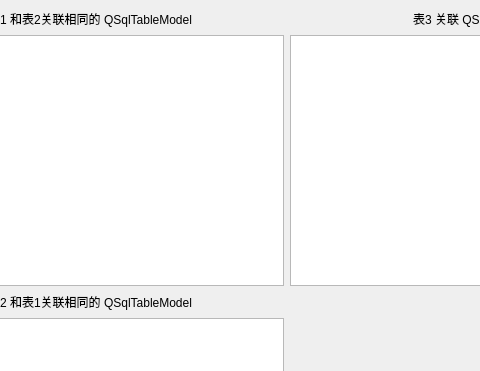
Above: shijz/mainwindow.ui from tnie/DayDayUp before the change; both pictures show x 113 to 593 and y 0 to 371 of the 800 by 600 pixel window. Below: the same form after it.
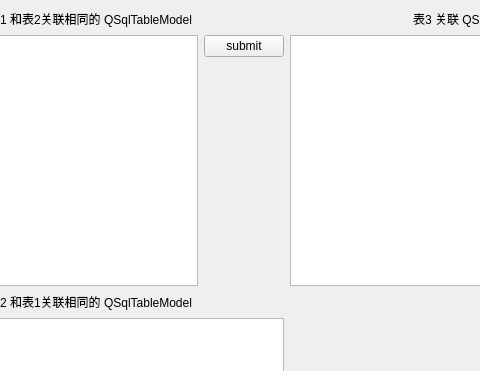
That is the form after the change.

Commit message: 手工提交

The edit to the form file:
```diff
--- a/shijz/mainwindow.ui
+++ b/shijz/mainwindow.ui
@@ -16,7 +16,7 @@
   <widget class="QWidget" name="centralwidget">
    <layout class="QGridLayout" name="gridLayout">
     <item row="0" column="0">
-     <layout class="QVBoxLayout" name="verticalLayout">
+     <layout class="QVBoxLayout" name="verticalLayout_4">
       <item>
        <layout class="QHBoxLayout" name="horizontalLayout">
         <item>
@@ -55,7 +55,35 @@
        </layout>
       </item>
       <item>
-       <widget class="QTableView" name="writableView"/>
+       <layout class="QHBoxLayout" name="horizontalLayout_4">
+        <item>
+         <widget class="QTableView" name="writableView"/>
+        </item>
+        <item>
+         <layout class="QVBoxLayout" name="verticalLayout">
+          <item>
+           <widget class="QPushButton" name="btnSubmit">
+            <property name="text">
+             <string>submit</string>
+            </property>
+           </widget>
+          </item>
+          <item>
+           <spacer name="verticalSpacer">
+            <property name="orientation">
+             <enum>Qt::Vertical</enum>
+            </property>
+            <property name="sizeHint" stdset="0">
+             <size>
+              <width>20</width>
+              <height>40</height>
+             </size>
+            </property>
+           </spacer>
+          </item>
+         </layout>
+        </item>
+       </layout>
       </item>
      </layout>
     </item>
```
The commit also changes 2 other files.
